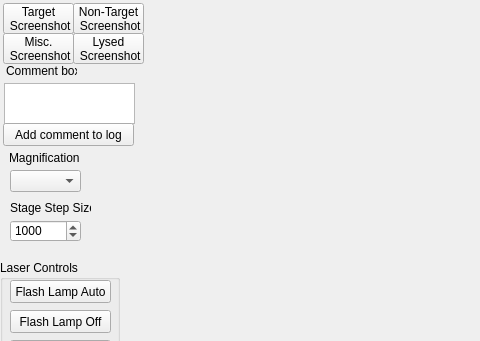
Qt form LCL.ui (mkdryden/LCL_software) before a commit; both pictures show x 0 to 480 and y 0 to 341 of the 1000 by 689 pixel window.
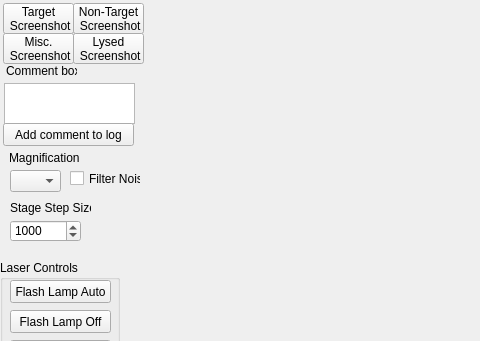
The same form after that commit.

```diff
--- a/LCL.ui
+++ b/LCL.ui
@@ -125,7 +125,7 @@
      <rect>
       <x>10</x>
       <y>170</y>
-      <width>71</width>
+      <width>51</width>
       <height>22</height>
      </rect>
     </property>
@@ -355,6 +355,19 @@
      <string>Stage Step Size</string>
     </property>
    </widget>
+   <widget class="QCheckBox" name="noise_filter_checkbox">
+    <property name="geometry">
+     <rect>
+      <x>70</x>
+      <y>170</y>
+      <width>71</width>
+      <height>17</height>
+     </rect>
+    </property>
+    <property name="text">
+     <string>Filter Noise</string>
+    </property>
+   </widget>
   </widget>
  </widget>
  <resources/>
```
